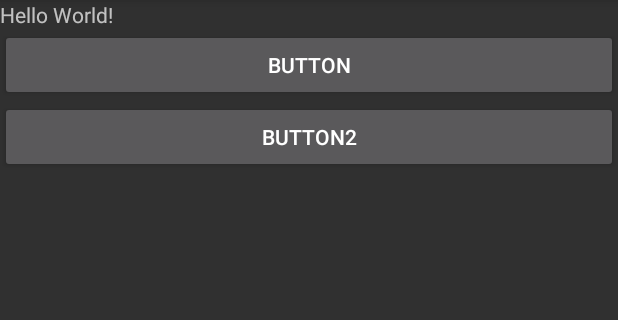
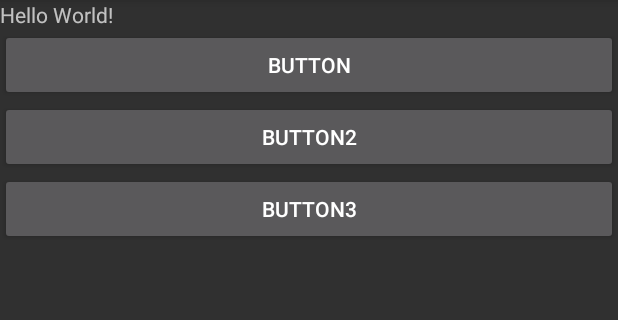
Before and after one commit to malibaig41/MyGithub, an Android app: the screen it shows after launch (MainActivity), on a phone screen of 412 x 824 dp, the part 84-404 px from its top. Run offline under Robolectric (Android 15) with nearby library versions, the phone set to English and light mode, and no system bars.

Commit message:
Third Button is added

```diff
--- a/app/src/main/res/layout/activity_main.xml
+++ b/app/src/main/res/layout/activity_main.xml
@@ -26,5 +26,9 @@
         android:layout_height="wrap_content"
         android:text="Button2" />
 
+    <Button
+        android:layout_width="match_parent"
+        android:layout_height="wrap_content"
+        android:text="Button3" />
 
 </LinearLayout>
```
